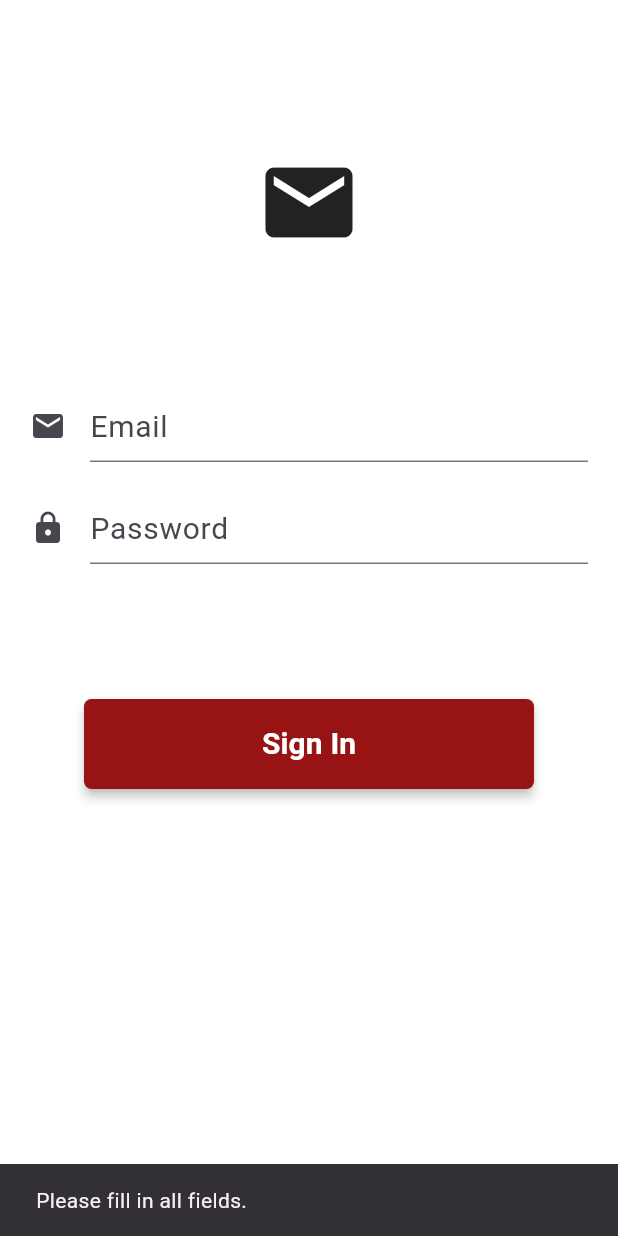
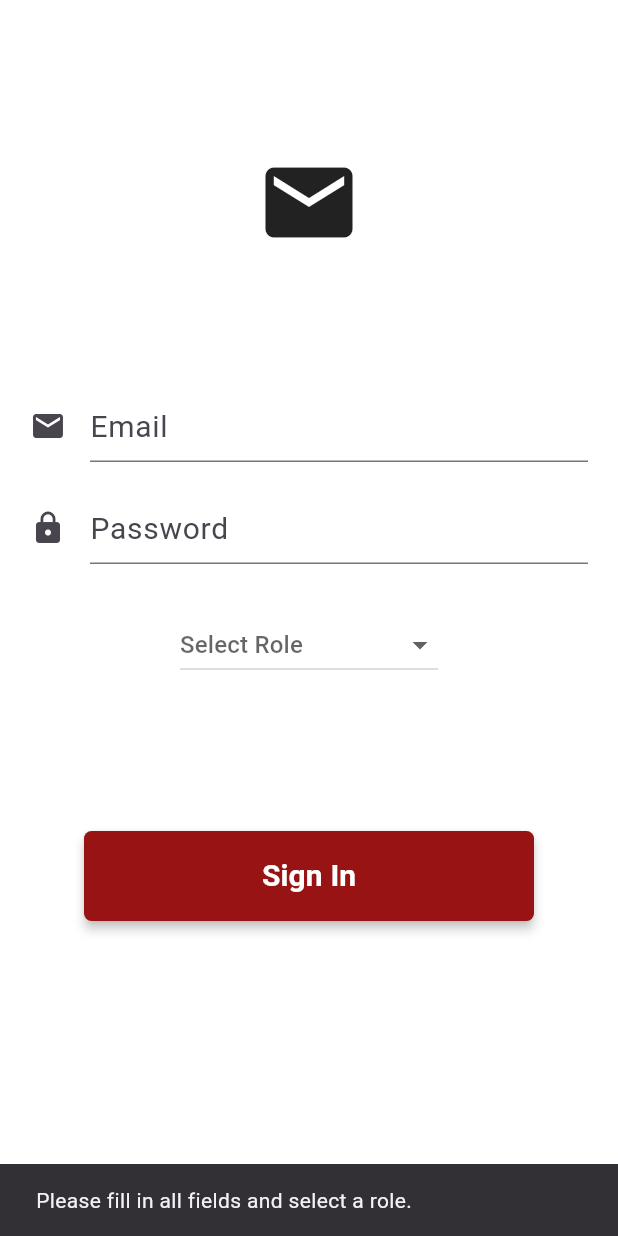
Before and after one commit to jaishree29/Attendance-tracker, a Flutter app: the screen it shows after launch, after a tap on "Sign In", on a phone screen of 412 x 824 dp. Run offline on Flutter 3.47's test engine with Material 3 defaults, Android fonts, the phone set to English and light mode, and no system bars; our stand-ins replace cloud_firestore, firebase_auth, firebase_core, flutter_dotenv, shared_preferences; accounts and stored records are empty.

Commit message:
Added role based sign in

```diff
--- a/lib/controllers/auth_controller.dart
+++ b/lib/controllers/auth_controller.dart
@@ -1,4 +1,5 @@
 import 'package:cloud_firestore/cloud_firestore.dart';
+import 'package:employee_attendance_tracker/models/role.dart';
 import 'package:employee_attendance_tracker/models/user_model.dart';
 import 'package:firebase_auth/firebase_auth.dart';
 
@@ -6,9 +7,9 @@ class AuthController {
   final FirebaseAuth _auth = FirebaseAuth.instance;
   final FirebaseFirestore _firestore = FirebaseFirestore.instance;
 
-  // Sign In with email and password
+  // Sign In with email, password, and role
   Future<UserModel?> signInWithEmailPassword(
-      String email, String password) async {
+      String email, String password, UserRole selectedRole) async {
     try {
       UserCredential userCredential = await _auth.signInWithEmailAndPassword(
         email: email,
@@ -22,7 +23,13 @@ class AuthController {
             .get();
         if (userDoc.exists) {
           UserModel user = UserModel.fromFirestore(userDoc);
-          return user;
+
+          // Check if the role matches the selected role
+          if (user.role == selectedRole) {
+            return user;
+          } else {
+            throw Exception("Selected role does not match user role.");
+          }
         }
       }
     } catch (e) {
@@ -31,5 +38,4 @@ class AuthController {
     }
     return null;
   }
-
 }
--- a/lib/models/user_model.dart
+++ b/lib/models/user_model.dart
@@ -11,8 +11,18 @@ class UserModel {
 
   factory UserModel.fromFirestore(DocumentSnapshot doc) {
     Map<String, dynamic> data = doc.data() as Map<String, dynamic>;
-    UserRole role = UserRole.values
-        .firstWhere((e) => e.toString() == 'UserRole + ${data['role']}');
+
+    UserRole? role;
+    try {
+      role = UserRole.values.firstWhere(
+        (e) => e.toString() == 'UserRole.${data['role']}',
+        orElse: () => UserRole.generalEmployee,
+      );
+      print(role);
+    } catch (e) {
+      print("Error parsing user role: $e");
+      role = UserRole.generalEmployee;
+    }
 
     return UserModel(
       uid: data['uid'],
--- a/lib/views/auth/sign_in_screen.dart
+++ b/lib/views/auth/sign_in_screen.dart
@@ -1,3 +1,4 @@
+import 'package:flutter/material.dart';
 import 'package:employee_attendance_tracker/controllers/auth_controller.dart';
 import 'package:employee_attendance_tracker/models/role.dart';
 import 'package:employee_attendance_tracker/utils/constants/colors.dart';
@@ -5,7 +6,6 @@ import 'package:employee_attendance_tracker/views/admin/admin_panel.dart';
 import 'package:employee_attendance_tracker/views/home/home_page.dart';
 import 'package:employee_attendance_tracker/widgets/elevated_button.dart';
 import 'package:employee_attendance_tracker/widgets/text_field_input.dart';
-import 'package:flutter/material.dart';
 
 class SignInScreen extends StatefulWidget {
   const SignInScreen({super.key});
@@ -18,26 +18,29 @@ class _SignInScreenState extends State<SignInScreen> {
   final TextEditingController _emailController = TextEditingController();
   final TextEditingController _passwordController = TextEditingController();
   final AuthController _authController = AuthController();
+  UserRole? _selectedRole;
 
-  // Sign-In with Email and Password
+  // Sign-In with Email, Password, and Role
   void _handleSignIn() async {
     final email = _emailController.text.trim();
     final password = _passwordController.text.trim();
 
-    if (email.isEmpty || password.isEmpty) {
+    if (email.isEmpty || password.isEmpty || _selectedRole == null) {
       ScaffoldMessenger.of(context).showSnackBar(
-        const SnackBar(content: Text("Please fill in all fields.")),
+        const SnackBar(
+            content: Text("Please fill in all fields and select a role.")),
       );
       return;
     }
 
     try {
-      // Sign in the user
-      final user =
-          await _authController.signInWithEmailPassword(email, password);
+      final user = await _authController.signInWithEmailPassword(
+        email,
+        password,
+        _selectedRole!,
+      );
 
       if (user != null) {
-        // Check permissions and navigate based on the role
         if (user.role == UserRole.admin) {
           Navigator.pushReplacement(
             context,
@@ -46,8 +49,7 @@ class _SignInScreenState extends State<SignInScreen> {
         } else {
           Navigator.pushReplacement(
             context,
-            MaterialPageRoute(
-                builder: (context) => HomePage(user: user)),
+            MaterialPageRoute(builder: (context) => HomePage(user: user)),
           );
         }
       }
@@ -58,7 +60,6 @@ class _SignInScreenState extends State<SignInScreen> {
       );
     }
   }
-
 
   @override
   void dispose() {
@@ -96,6 +97,26 @@ class _SignInScreenState extends State<SignInScreen> {
                     isPass: true,
                     textController: _passwordController,
                   ),
+
+                  // Role Dropdown
+                  Padding(
+                    padding: const EdgeInsets.symmetric(vertical: 20.0),
+                    child: DropdownButton<UserRole>(
+                      value: _selectedRole,
+                      hint: const Text("Select Role"),
+                      items: UserRole.values.map((UserRole role) {
+                        return DropdownMenuItem<UserRole>(
+                          value: role,
+                          child: Text(role.toString().split('.').last),
+                        );
+                      }).toList(),
+                      onChanged: (UserRole? newRole) {
+                        setState(() {
+                          _selectedRole = newRole;
+                        });
+                      },
+                    ),
+                  ),
                 ],
               ),
               const SizedBox(height: 80),
```
Also changed, not shown: lib/views/admin/admin_panel.dart (+7 -1 lines).
